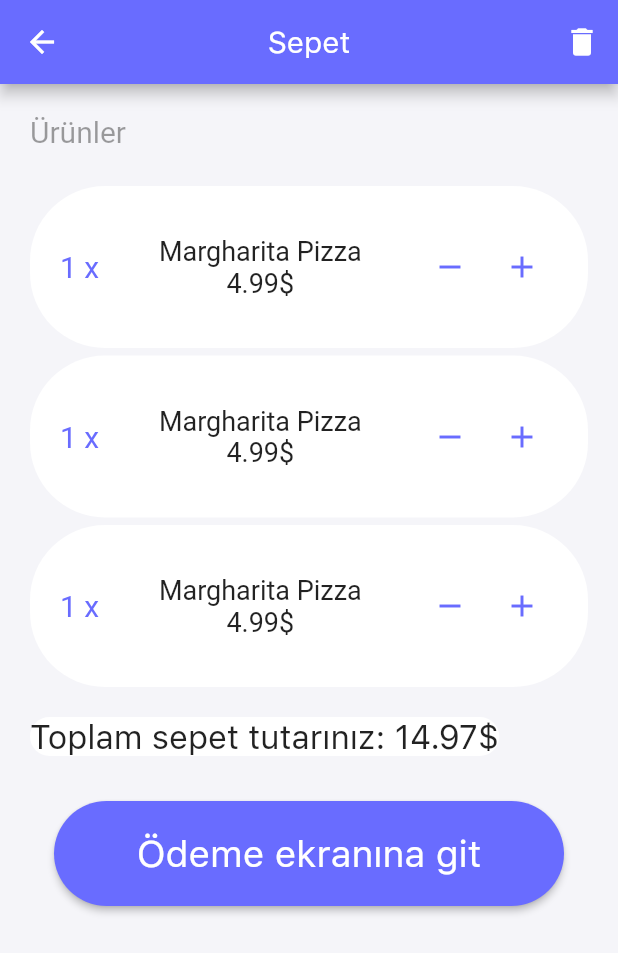
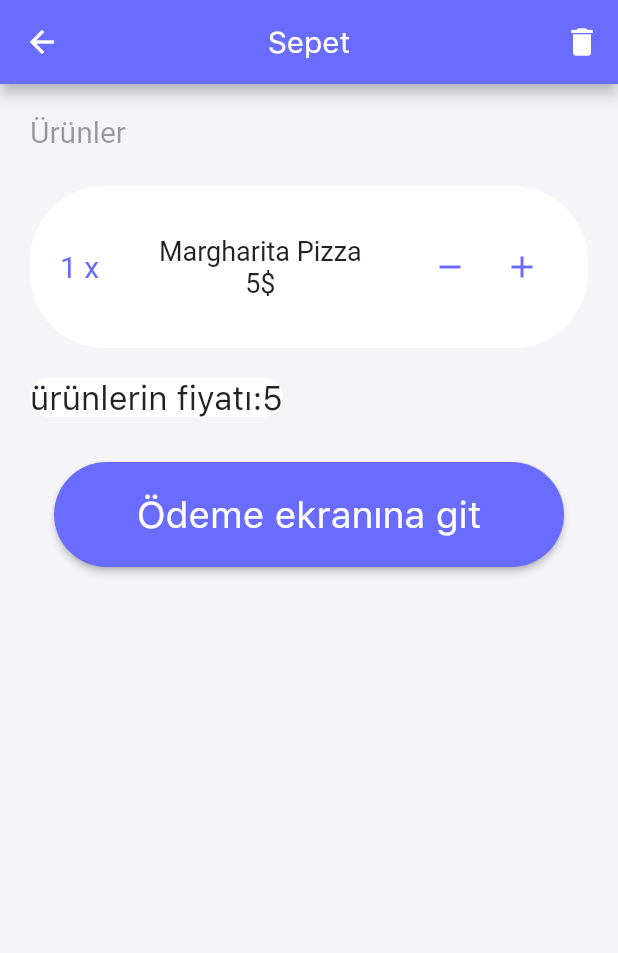
Before and after one commit to Waittech/Waitech-Mobile-App, a Flutter app: the BasketScreen screen opened by its route, on a phone screen of 412 x 824 dp. Shown: the top 953 px of the screen. Run offline on Flutter 3.47's test engine with Material 2 defaults, Android fonts, the phone set to English and light mode, and no system bars; our stand-ins replace dio, equatable, flutter_credit_card, flutter_riverpod, google_fonts; missing offline and left inert: grock, qr_code_scanner; Roboto replaces fonts that are missing (Monoton-Regular, Segoe_UI).

Commit message:
basket screen ekleme çıkartma

```diff
--- a/lib/screens/basket/basket_screen.dart
+++ b/lib/screens/basket/basket_screen.dart
@@ -1,4 +1,5 @@
 import 'package:flutter/material.dart';
+import 'dart:io';
 
 class BasketScreen extends StatefulWidget {
   static const String routeName = '/basket';
@@ -16,22 +17,32 @@ class BasketScreen extends StatefulWidget {
 }
 
 class _BasketState extends State<BasketScreen>{
-  late var itemNumbers=1;
-  late var itemRow=3;
-   addItems() => itemNumbers++;
+  int number=0;
+  int itemNumbers=1;
+  int itemRow=1;
+  int totalPrice=5;
+   addItems() {
+     setState(() {
+       itemNumbers++;
+     });
+     totalPrice=itemNumbers*5;
+     print(totalPrice);
+   }
   removeItems() {
+     setState(() {
        itemNumbers--;
        if(itemNumbers==0){
-      setState(() {
            itemRow--;
-
-      });
-
        }
        else if(itemNumbers<=0){
          itemRow=0;
        }
+
+     });
+     totalPrice=itemNumbers*5;
+     print(totalPrice);
   }
+
 
 
   @override
@@ -44,7 +55,9 @@ class _BasketState extends State<BasketScreen>{
         title: Text('Sepet'),
         actions: <Widget>[
           IconButton(onPressed: (){
+            setState((){
               itemRow=0;
+            });
           }, icon: Icon(Icons.delete))
         ],
       ),
@@ -90,7 +103,7 @@ class _BasketState extends State<BasketScreen>{
                                 fontSize: 18,
                               ),
                             ),
-                            Text('4.99\$',
+                            Text('5\$',
                               style: TextStyle(
                                 fontFamily: 'Monoton-Regular',
                                 fontSize: 18,
@@ -121,7 +134,7 @@ class _BasketState extends State<BasketScreen>{
                 color: Colors.white, borderRadius:BorderRadius.circular(15),
 
               ),
-              child: Text('Toplam sepet tutarınız: 14.97\$',style: TextStyle(
+              child: Text('ürünlerin fiyatı:$totalPrice',style: TextStyle(
                 fontSize: 22,
               ),
               ),
@@ -150,6 +163,7 @@ class _BasketState extends State<BasketScreen>{
           ],
         ),
       ),
+
     );
   }
 }
--- a/lib/screens/basket/pay_screen.dart
+++ b/lib/screens/basket/pay_screen.dart
@@ -49,7 +49,6 @@ class _PayScreenState extends State<PayScreen> {
       debugShowCheckedModeBanner: false,
       home: Scaffold(
         backgroundColor: Theme.of(context).primaryColorDark,
-        resizeToAvoidBottomInset: false,
         appBar: AppBar(title: Text('Ödeme Ekranı',style: TextStyle(color: Colors.black),),
         backgroundColor: Colors.white),
         body: Container(
--- a/lib/screens/login_sign-up/login_page2.dart
+++ b/lib/screens/login_sign-up/login_page2.dart
@@ -27,9 +27,9 @@ class _LoginPageState extends ConsumerState<LoginPage> {
   Widget build(BuildContext context) {
     bool _obscureText=true;
     return Scaffold(
-        resizeToAvoidBottomInset: false,
-        backgroundColor: Color(0xfff5f5f9),
-      body: SafeArea(
+      backgroundColor: Color(0xfff5f5f9),
+
+      body: SingleChildScrollView(
         child: Center(
           child: Column(
             children: [
```
Also changed, not shown: lib/screens/login_sign-up/sign_up_page.dart (+10 -7 lines), lib/services/sign_up_services.dart (added, +20 -0 lines). Lines whose indentation alone changed are shown as unchanged.
